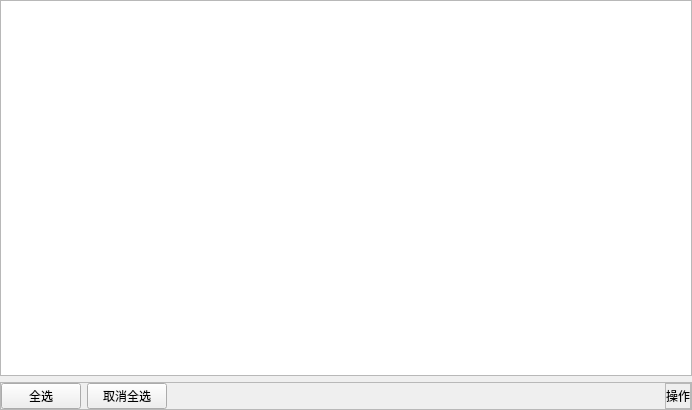
First picture: the form in src/plugins/loadleveler_monitor/panels/table_style_page.ui, repository cemc-oper/nwpc-monitor-app, before the edit.
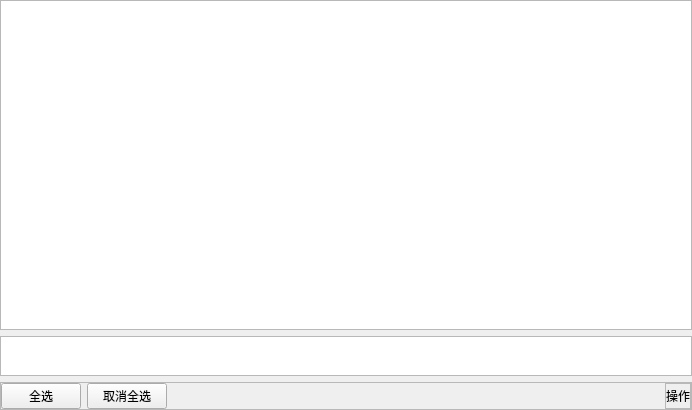
Second picture: the form after the edit.

Commit message: add summary table view.

Diff of the .ui file:
```diff
--- a/src/plugins/loadleveler_monitor/panels/table_style_page.ui
+++ b/src/plugins/loadleveler_monitor/panels/table_style_page.ui
@@ -13,7 +13,7 @@
   <property name="windowTitle">
    <string>Form</string>
   </property>
-  <layout class="QGridLayout" name="gridLayout_2">
+  <layout class="QGridLayout" name="gridLayout_2" rowstretch="1,0,0">
    <property name="leftMargin">
     <number>0</number>
    </property>
@@ -26,26 +26,7 @@
    <property name="bottomMargin">
     <number>0</number>
    </property>
-   <item row="0" column="0">
-    <widget class="QTableView" name="table_view">
-     <property name="sizeAdjustPolicy">
-      <enum>QAbstractScrollArea::AdjustToContents</enum>
-     </property>
-     <property name="editTriggers">
-      <set>QAbstractItemView::NoEditTriggers</set>
-     </property>
-     <property name="alternatingRowColors">
-      <bool>true</bool>
-     </property>
-     <property name="sortingEnabled">
-      <bool>true</bool>
-     </property>
-     <attribute name="verticalHeaderVisible">
-      <bool>false</bool>
-     </attribute>
-    </widget>
-   </item>
-   <item row="1" column="0">
+   <item row="2" column="0">
     <widget class="QFrame" name="buttom_frame">
      <property name="frameShape">
       <enum>QFrame::StyledPanel</enum>
@@ -134,6 +115,47 @@
      </layout>
     </widget>
    </item>
+   <item row="0" column="0">
+    <widget class="QTableView" name="table_view">
+     <property name="sizeAdjustPolicy">
+      <enum>QAbstractScrollArea::AdjustToContents</enum>
+     </property>
+     <property name="editTriggers">
+      <set>QAbstractItemView::NoEditTriggers</set>
+     </property>
+     <property name="alternatingRowColors">
+      <bool>true</bool>
+     </property>
+     <property name="sortingEnabled">
+      <bool>true</bool>
+     </property>
+     <attribute name="verticalHeaderVisible">
+      <bool>false</bool>
+     </attribute>
+    </widget>
+   </item>
+   <item row="1" column="0">
+    <widget class="QTableView" name="summary_table_view">
+     <property name="sizePolicy">
+      <sizepolicy hsizetype="Expanding" vsizetype="Preferred">
+       <horstretch>0</horstretch>
+       <verstretch>0</verstretch>
+      </sizepolicy>
+     </property>
+     <property name="maximumSize">
+      <size>
+       <width>16777215</width>
+       <height>40</height>
+      </size>
+     </property>
+     <property name="editTriggers">
+      <set>QAbstractItemView::NoEditTriggers</set>
+     </property>
+     <attribute name="horizontalHeaderVisible">
+      <bool>false</bool>
+     </attribute>
+    </widget>
+   </item>
   </layout>
  </widget>
  <resources/>
```
Left out of the diff: 2 changed lines with no effect on the pictures. The commit also changes 2 other files.
